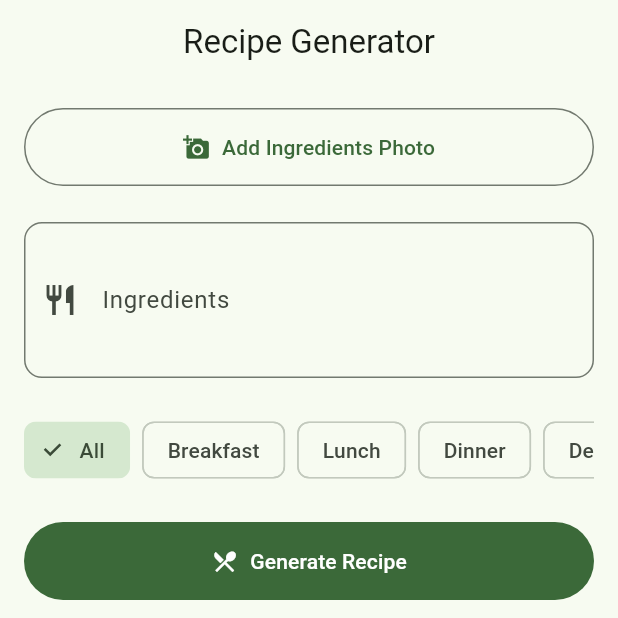
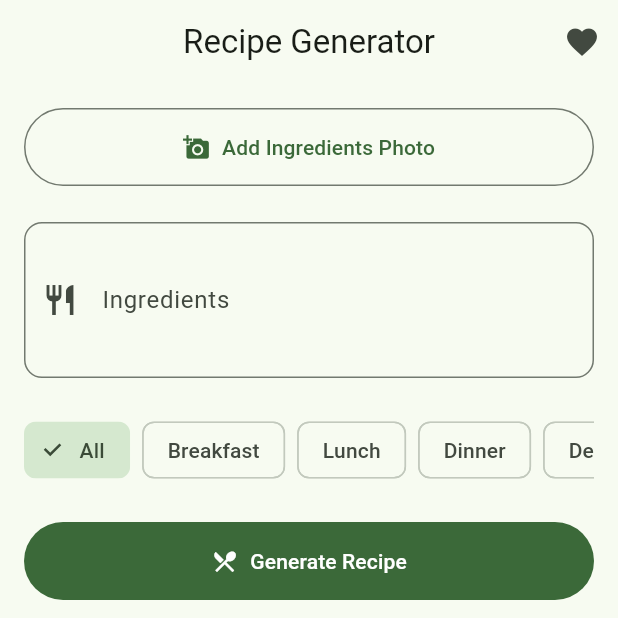
Before and after one commit to manuelduarte077/flutter_generative_ai, a Flutter app: the screen it shows after launch, after a tap on "Generate Recipe", on a phone screen of 412 x 824 dp, the top half of it. Run offline on Flutter 3.47's test engine with Material 3 defaults, Android fonts, the phone set to English and light mode, and no system bars; our stand-ins replace drift, flutter_dotenv, flutter_gemini, google_generative_ai, image_cropper, image_picker; accounts and stored records are empty; generated files the repository leaves out were written again.

Commit message:
feat: add favorite recipe functionality to home screen
- Integrated DatabaseProvider to check and manage favorite recipes.
- Added a favorite icon button to toggle the favorite status of the current recipe.
- Updated UI to reflect the favorite status dynamically.
- Ensured favorite status is checked after generating a new recipe.

```diff
--- a/recipe_ai/lib/screens/home_screen.dart
+++ b/recipe_ai/lib/screens/home_screen.dart
@@ -3,6 +3,7 @@ import 'dart:io';
 import 'package:flutter/material.dart';
 import 'package:image_picker/image_picker.dart';
 import '../services/gemini_service.dart';
+import '../providers/database_provider.dart';
 
 class HomeScreen extends StatefulWidget {
   const HomeScreen({super.key});
@@ -19,6 +20,7 @@ class _HomeScreenState extends State<HomeScreen> {
   String? _recipe;
   bool _isLoading = false;
   File? _selectedImage;
+
   String _selectedCategory = 'All';
   final List<String> _categories = [
     'All',
@@ -29,6 +31,19 @@ class _HomeScreenState extends State<HomeScreen> {
     'Vegetarian',
     'Healthy',
   ];
+
+  bool _isCurrentRecipeFavorite = false;
+
+  Future<void> _checkFavoriteStatus() async {
+    if (_recipe != null) {
+      final isFavorite =
+          await DatabaseProvider.of(context).database.isFavorite(_recipe!);
+
+      setState(() {
+        _isCurrentRecipeFavorite = isFavorite;
+      });
+    }
+  }
 
   /// Web implementation
 
@@ -110,6 +125,7 @@ class _HomeScreenState extends State<HomeScreen> {
     setState(() {
       _isLoading = true;
       _recipe = null;
+      _isCurrentRecipeFavorite = false;
     });
 
     try {
@@ -122,6 +138,8 @@ class _HomeScreenState extends State<HomeScreen> {
         _recipe = recipe;
         _isLoading = false;
       });
+
+      _checkFavoriteStatus();
     } catch (e) {
       setState(() => _isLoading = false);
       _showError('Failed to generate recipe: $e');
@@ -140,6 +158,12 @@ class _HomeScreenState extends State<HomeScreen> {
       appBar: AppBar(
         title: const Text('Recipe Generator'),
         centerTitle: true,
+        actions: [
+          IconButton(
+            onPressed: () => Navigator.pushNamed(context, '/favorites'),
+            icon: const Icon(Icons.favorite),
+          ),
+        ],
       ),
       body: GestureDetector(
         onTap: () => FocusScope.of(context).unfocus(),
@@ -332,12 +356,45 @@ class _HomeScreenState extends State<HomeScreen> {
         child: Column(
           crossAxisAlignment: CrossAxisAlignment.start,
           children: [
+            Row(
+              mainAxisAlignment: MainAxisAlignment.spaceBetween,
+              children: [
                 const Text(
                   'Recipe',
                   style: TextStyle(
                     fontSize: 18,
                     fontWeight: FontWeight.bold,
                   ),
+                ),
+                IconButton(
+                  icon: Icon(
+                    _isCurrentRecipeFavorite
+                        ? Icons.favorite
+                        : Icons.favorite_border,
+                    color: _isCurrentRecipeFavorite ? Colors.red : null,
+                  ),
+                  onPressed: () async {
+                    final db = DatabaseProvider.of(context).database;
+
+                    setState(() {
+                      _isCurrentRecipeFavorite = !_isCurrentRecipeFavorite;
+                    });
+
+                    try {
+                      if (_isCurrentRecipeFavorite) {
+                        await db.addFavorite('Recipe', _recipe ?? '');
+                      } else {
+                        await db.removeFavorite(_recipe ?? '');
+                      }
+                    } catch (e) {
+                      setState(() {
+                        _isCurrentRecipeFavorite = !_isCurrentRecipeFavorite;
+                      });
+                      _showError('Failed to update favorite status');
+                    }
+                  },
+                ),
+              ],
             ),
             Text('Ingredients: ${_ingredientsController.text}'),
 
```
Lines whose indentation alone changed are shown as unchanged.
